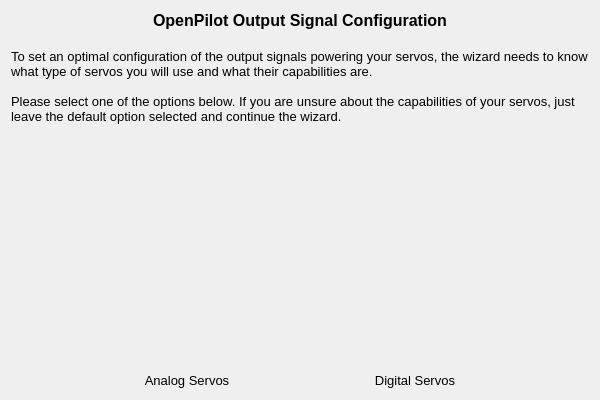
openpilot/OpenPilot, file ground/openpilotgcs/src/plugins/setupwizard/pages/servopage.ui: the form before one commit.
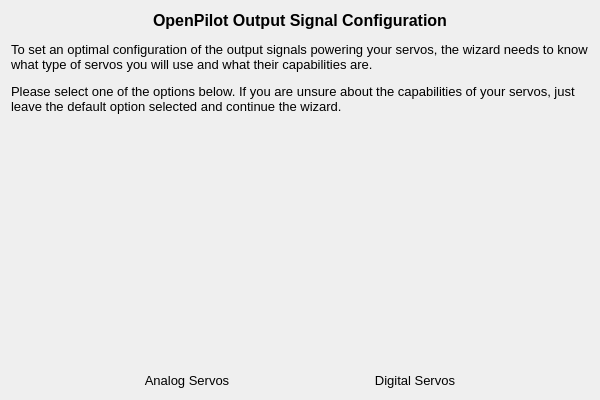
The form after the commit. Icons and pictures are not drawn.

Commit message: OP-1556 Bigger window size, Font sizes on all pages

Patch:
```diff
--- a/ground/openpilotgcs/src/plugins/setupwizard/pages/servopage.ui
+++ b/ground/openpilotgcs/src/plugins/setupwizard/pages/servopage.ui
@@ -17,16 +17,7 @@
    <item>
     <widget class="QLabel" name="label">
      <property name="text">
-      <string>&lt;!DOCTYPE HTML PUBLIC &quot;-//W3C//DTD HTML 4.0//EN&quot; &quot;http://www.w3.org/TR/REC-html40/strict.dtd&quot;&gt;
-&lt;html&gt;&lt;head&gt;&lt;meta name=&quot;qrichtext&quot; content=&quot;1&quot; /&gt;&lt;style type=&quot;text/css&quot;&gt;
-p, li { white-space: pre-wrap; }
-&lt;/style&gt;&lt;/head&gt;&lt;body style=&quot; font-family:'MS Shell Dlg 2'; font-size:8pt; font-weight:400; font-style:normal;&quot;&gt;
-&lt;p align=&quot;center&quot; style=&quot; margin-top:0px; margin-bottom:0px; margin-left:0px; margin-right:0px; -qt-block-indent:0; text-indent:0px;&quot;&gt;&lt;span style=&quot; font-size:12pt; font-weight:600;&quot;&gt;OpenPilot Output Signal Configuration&lt;/span&gt;&lt;/p&gt;
-&lt;p style=&quot;-qt-paragraph-type:empty; margin-top:0px; margin-bottom:0px; margin-left:0px; margin-right:0px; -qt-block-indent:0; text-indent:0px; font-size:12pt; font-weight:600;&quot;&gt;&lt;br /&gt;&lt;/p&gt;
-&lt;p style=&quot; margin-top:0px; margin-bottom:0px; margin-left:0px; margin-right:0px; -qt-block-indent:0; text-indent:0px;&quot;&gt;&lt;span style=&quot; font-size:10pt;&quot;&gt;To set an optimal configuration of the output signals powering your servos, the wizard needs to know what type of servos you will use and what their capabilities are.&lt;/span&gt;&lt;/p&gt;
-&lt;p style=&quot;-qt-paragraph-type:empty; margin-top:0px; margin-bottom:0px; margin-left:0px; margin-right:0px; -qt-block-indent:0; text-indent:0px; font-size:10pt;&quot;&gt;&lt;br /&gt;&lt;/p&gt;
-&lt;p style=&quot; margin-top:0px; margin-bottom:0px; margin-left:0px; margin-right:0px; -qt-block-indent:0; text-indent:0px;&quot;&gt;&lt;span style=&quot; font-size:10pt;&quot;&gt;Please select one of the options below. If you are unsure about the capabilities of your servos, just leave the default option selected and continue the wizard.&lt;/span&gt;&lt;/p&gt;
-&lt;p style=&quot;-qt-paragraph-type:empty; margin-top:0px; margin-bottom:0px; margin-left:0px; margin-right:0px; -qt-block-indent:0; text-indent:0px; font-size:10pt;&quot;&gt;&lt;br /&gt;&lt;/p&gt;&lt;/body&gt;&lt;/html&gt;</string>
+      <string>&lt;html&gt;&lt;head/&gt;&lt;body&gt;&lt;p align=&quot;center&quot;&gt;&lt;span style=&quot; font-family:'MS Shell Dlg 2'; font-size:12pt; font-weight:600;&quot;&gt;OpenPilot Output Signal Configuration&lt;/span&gt;&lt;/p&gt;&lt;p&gt;&lt;span style=&quot; font-family:'MS Shell Dlg 2'; font-size:10pt;&quot;&gt;To set an optimal configuration of the output signals powering your servos, the wizard needs to know what type of servos you will use and what their capabilities are.&lt;/span&gt;&lt;/p&gt;&lt;p&gt;&lt;span style=&quot; font-family:'MS Shell Dlg 2'; font-size:10pt;&quot;&gt;Please select one of the options below. If you are unsure about the capabilities of your servos, just leave the default option selected and continue the wizard.&lt;/span&gt;&lt;/p&gt;&lt;/body&gt;&lt;/html&gt;</string>
      </property>
      <property name="alignment">
       <set>Qt::AlignLeading|Qt::AlignLeft|Qt::AlignTop</set>
```
The commit also changes 19 other files.
